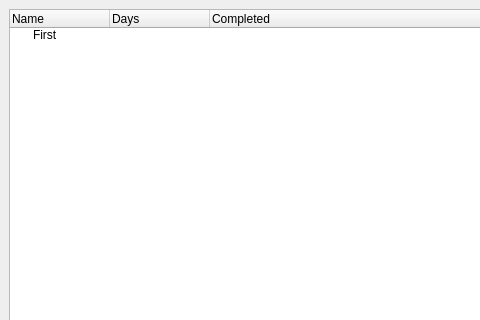
This is forms/start_window_challenger.ui in RomkaGP228/challanger_analizer as Qt 5 draws it before an edit; both pictures show x 0 to 480 and y 0 to 320 of the 843 by 806 pixel window. The edited form follows.
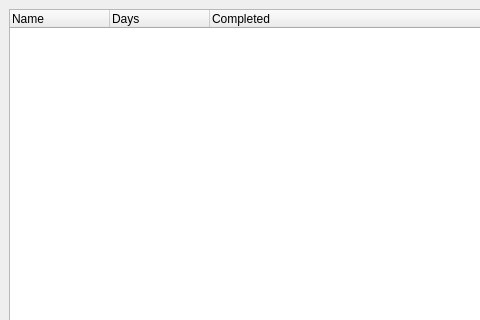
This is the edited form.

```diff
--- a/forms/start_window_challenger.ui
+++ b/forms/start_window_challenger.ui
@@ -32,11 +32,6 @@
         <string>Completed</string>
        </property>
       </column>
-      <item>
-       <property name="text">
-        <string>First</string>
-       </property>
-      </item>
      </widget>
     </item>
     <item>
```
